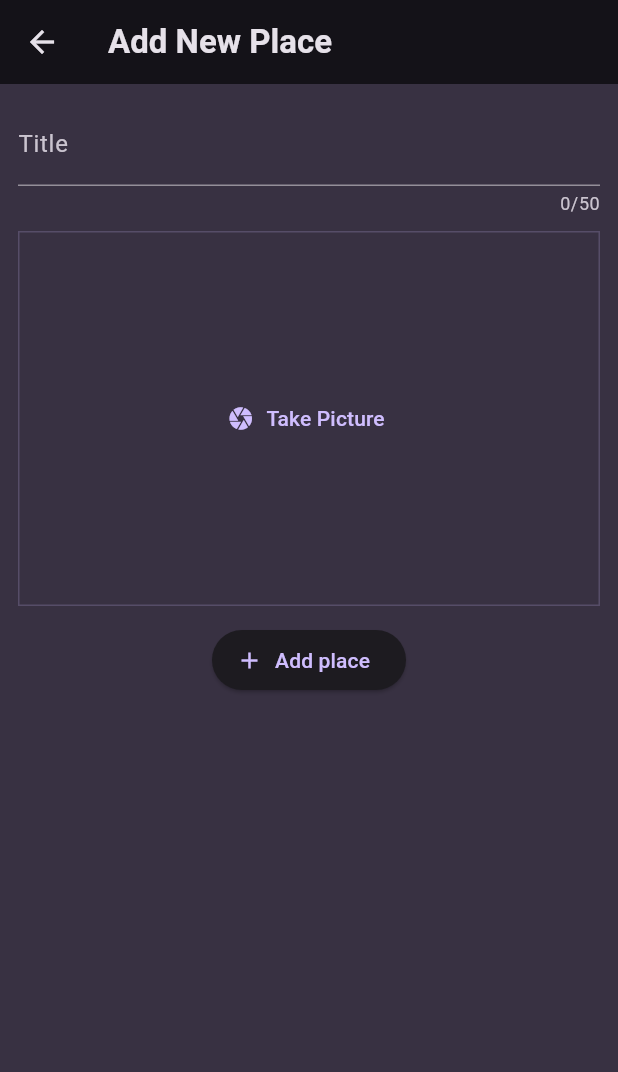
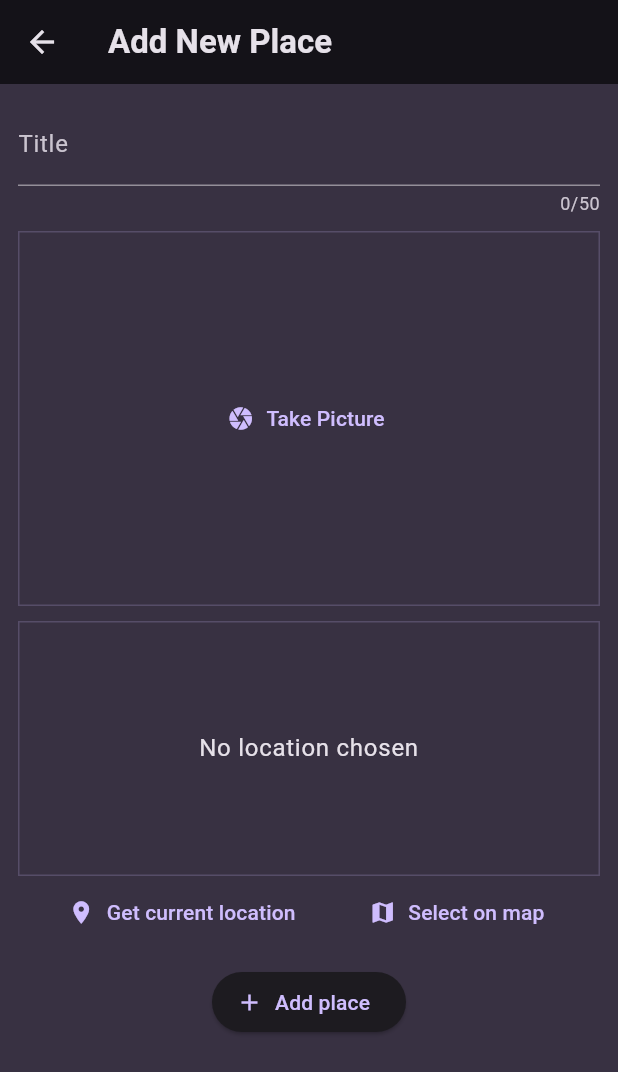
Before and after one commit to Substractive/flutter_places_practice_1, a Flutter app: the AddFavoritePlaceScreen screen opened directly, on a phone screen of 412 x 824 dp. Shown: the top 1072 px of the screen. Run offline on Flutter 3.47's test engine with Material 3 defaults, Android fonts, the phone set to English and light mode, and no system bars; our stand-ins replace flutter_riverpod, google_fonts, image_picker, location.

Commit message:
Adding mock location model, adding to place using composition

```diff
--- a/lib/models/favorite_place.dart
+++ b/lib/models/favorite_place.dart
@@ -1,13 +1,27 @@
 import 'dart:io';
+
+class PlaceLocation {
+  const PlaceLocation({
+    required this.latitude,
+    required this.longitude,
+    required this.address,
+  });
+
+  final double latitude;
+  final double longitude;
+  final String address;
+}
 
 class FavoritePlace {
   const FavoritePlace({
     required this.id,
     required this.title,
     required this.image,
+    required this.location,
   });
 
   final String title;
   final String id;
   final File image;
+  final PlaceLocation location;
 }
--- a/lib/providers/favorite_place_provider.dart
+++ b/lib/providers/favorite_place_provider.dart
@@ -10,8 +10,14 @@ class FavoritePlaceNotifier extends StateNotifier<List<FavoritePlace>> {
     String id,
     String title,
     File image,
+    PlaceLocation location,
   ) {
-    final newPlace = FavoritePlace(id: id, title: title, image: image);
+    final newPlace = FavoritePlace(
+      id: id,
+      title: title,
+      image: image,
+      location: location,
+    );
     print(state);
     state = [
       newPlace,
--- a/lib/screens/add_favorite_place.dart
+++ b/lib/screens/add_favorite_place.dart
@@ -2,6 +2,7 @@ import 'dart:io';
 
 import 'package:favorite_places/models/favorite_place.dart';
 import 'package:favorite_places/widgets/image_input.dart';
+import 'package:favorite_places/widgets/location_input.dart';
 import 'package:flutter_riverpod/flutter_riverpod.dart';
 import 'package:favorite_places/providers/favorite_place_provider.dart';
 import 'package:flutter/material.dart';
@@ -18,6 +19,7 @@ class AddFavoritePlaceScreen extends ConsumerStatefulWidget {
 class _AddFavoritePlaceState extends ConsumerState<AddFavoritePlaceScreen> {
   final _titleController = TextEditingController();
   File? _selectedImage = null;
+  PlaceLocation? _selectedLocation;
 
   void _savePlace() {
     print("Save place");
@@ -25,7 +27,9 @@ class _AddFavoritePlaceState extends ConsumerState<AddFavoritePlaceScreen> {
 
     final placeText = _titleController.text;
 
-    if (placeText.isEmpty || _selectedImage == null) {
+    if (placeText.isEmpty ||
+        _selectedImage == null ||
+        _selectedLocation == null) {
       return;
     }
 
@@ -35,9 +39,11 @@ class _AddFavoritePlaceState extends ConsumerState<AddFavoritePlaceScreen> {
     //   title: placeText,
     //   image:
     // );
-    ref
-        .read(favoritePlacesProvider.notifier)
-        .addPlace(DateTime.now().toString(), placeText, _selectedImage!);
+    ref.read(favoritePlacesProvider.notifier).addPlace(
+        DateTime.now().toString(),
+        placeText,
+        _selectedImage!,
+        _selectedLocation!);
 
     Navigator.of(context).pop();
   }
@@ -80,6 +86,14 @@ class _AddFavoritePlaceState extends ConsumerState<AddFavoritePlaceScreen> {
               },
             ),
             const SizedBox(
+              height: 10,
+            ),
+            LocationInput(
+              onSelectLocation: (location) {
+                _selectedLocation = location;
+              },
+            ),
+            const SizedBox(
               height: 12,
             ),
             ElevatedButton.icon(
--- /dev/null
+++ b/lib/widgets/location_input.dart
@@ -0,0 +1,114 @@
+import 'package:favorite_places/models/favorite_place.dart';
+import 'package:flutter/material.dart';
+import 'package:location/location.dart';
+
+class LocationInput extends StatefulWidget {
+  const LocationInput({
+    super.key,
+    required this.onSelectLocation,
+  });
+
+  final void Function(PlaceLocation location) onSelectLocation;
+
+  @override
+  State<LocationInput> createState() {
+    return _LocationInputState();
+  }
+}
+
+class _LocationInputState extends State<LocationInput> {
+  PlaceLocation? _pickedLocation;
+  var _isGettingLocation = false;
+
+  void _getCurrentLocation() async {
+    Location location = Location();
+
+    bool serviceEnabled;
+    PermissionStatus permissionGranted;
+    LocationData locationData;
+
+    serviceEnabled = await location.serviceEnabled();
+    if (!serviceEnabled) {
+      serviceEnabled = await location.requestService();
+      if (!serviceEnabled) {
+        return;
+      }
+    }
+
+    permissionGranted = await location.hasPermission();
+    if (permissionGranted == PermissionStatus.denied) {
+      permissionGranted = await location.requestPermission();
+      if (permissionGranted != PermissionStatus.granted) {
+        return;
+      }
+    }
+
+    setState(() {
+      _isGettingLocation = true;
+    });
+
+    locationData = await location.getLocation();
+    print(locationData.latitude);
+    print(locationData.longitude);
+
+    if (locationData.latitude == null || locationData.longitude == null) {
+      return;
+    }
+    setState(() {
+      _pickedLocation = PlaceLocation(
+          latitude: locationData.latitude!,
+          longitude: locationData.longitude!,
+          address: 'Ulica Petra Berislavića 5');
+      _isGettingLocation = false;
+    });
+
+    widget.onSelectLocation(_pickedLocation!);
+  }
+
+  @override
+  Widget build(BuildContext context) {
+    Widget previewContent = Text(
+      'No location chosen',
+      textAlign: TextAlign.center,
+      style: Theme.of(context).textTheme.bodyLarge!.copyWith(
+            color: Theme.of(context).colorScheme.onBackground,
+          ),
+    );
+
+    if (_isGettingLocation) {
+      previewContent = const CircularProgressIndicator();
+    }
+
+    return Column(
+      children: [
+        Container(
+          height: 170,
+          width: double.infinity,
+          alignment: Alignment.center,
+          decoration: BoxDecoration(
+            border: Border.all(
+              width: 1,
+              color: Theme.of(context).colorScheme.primary.withOpacity(0.2),
+            ),
+          ),
+          child: previewContent,
+        ),
+        Row(
+          mainAxisAlignment: MainAxisAlignment.spaceEvenly,
+          children: [
+            TextButton.icon(
+              icon: const Icon(Icons.location_on),
+              label: const Text('Get current location'),
+              onPressed: _getCurrentLocation,
+            ),
+            TextButton.icon(
+              icon: const Icon(Icons.map),
+              label: const Text('Select on map'),
+              onPressed: () {},
+            ),
+          ],
+        ),
+      ],
+    );
+  }
+}
--- a/lib/widgets/places_list.dart
+++ b/lib/widgets/places_list.dart
@@ -21,11 +21,10 @@ class PlacesList extends StatelessWidget {
       content = ListView.builder(
         itemCount: places.length,
         itemBuilder: (ctx, index) => ListTile(
-
-        leading: CircleAvatar(
-          radius: 26,
-          backgroundImage: FileImage(places[index].image),
-        ),
+          leading: CircleAvatar(
+            radius: 26,
+            backgroundImage: FileImage(places[index].image),
+          ),
           title: Text(
             places[index].title,
             style: Theme.of(context).textTheme.titleMedium!.copyWith(
@@ -37,6 +36,12 @@ class PlacesList extends StatelessWidget {
             onPressed: () {
               print("Delete item");
             },
+          ),
+          subtitle: Text(
+            places[index].location.address,
+            style: Theme.of(context).textTheme.bodySmall!.copyWith(
+                  color: Theme.of(context).colorScheme.onBackground,
+                ),
           ),
           onTap: () {
             Navigator.of(context).push(
--- a/pubspec.yaml
+++ b/pubspec.yaml
@@ -38,6 +38,7 @@ dependencies:
   google_fonts: ^6.2.1
   flutter_riverpod: ^2.5.1
   image_picker: ^1.0.7
+  location: ^5.0.3
 
 dev_dependencies:
   flutter_test:
```
Also changed, not shown: lib/screens/place_details.dart (+34 -0 lines), pubspec.lock, 2 other files.
